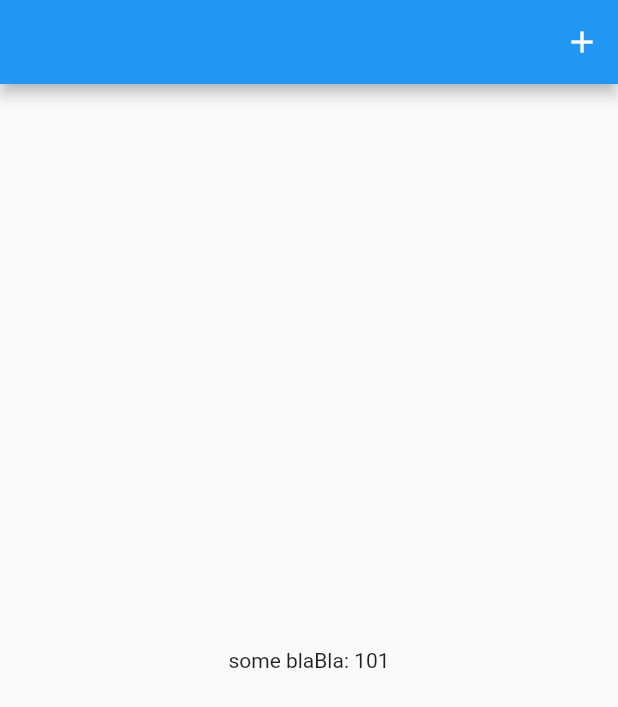
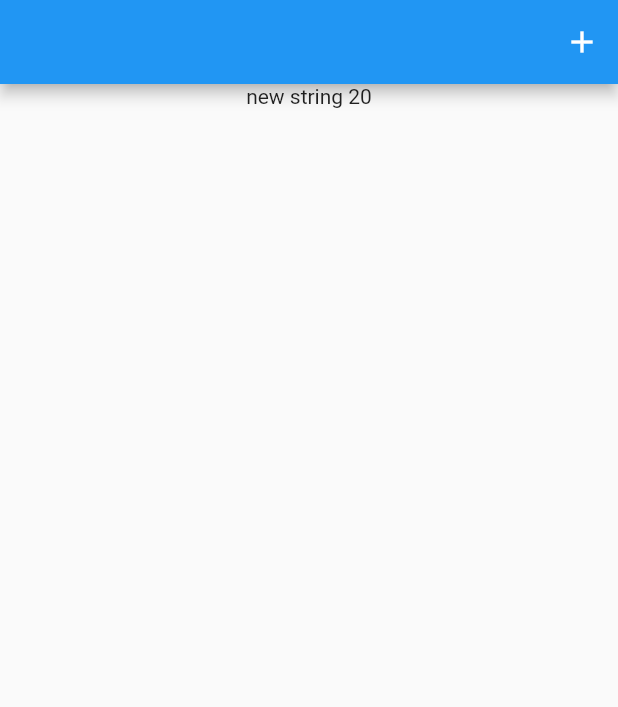
Before and after one commit to francyfre/Riverpod-Last-Stable-Version, a Flutter app: the screen it shows after launch, after a tap on the "add" icon, on a phone screen of 412 x 824 dp. Shown: the top 707 px of the screen. Run offline on Flutter 3.47's test engine with Material 2 defaults, Android fonts, the light colour scheme and no system bars; our stand-ins replace flutter_riverpod.

Commit message:
Flutter Riverpod - StateNotifierProvider (part 7)

```diff
--- a/lib/main.dart
+++ b/lib/main.dart
@@ -1,60 +1,56 @@
+import 'dart:math';
+
 import 'package:flutter/material.dart';
 import 'package:flutter_riverpod/flutter_riverpod.dart';
 
-// videoLesson: https://www.youtube.com/watch?v=eT53Ht4r94k&list=PLzaGtnxLcM7HYt-MhMZ-j0Bmeo4RqPHoS&index=5
+// videoLesson: https://www.youtube.com/watch?v=2kP-2t3_taE&list=PLzaGtnxLcM7HYt-MhMZ-j0Bmeo4RqPHoS&index=7
 void main() {
   runApp(
-    const ProviderScope(
+    ProviderScope(
       child: MyApp(),
     ),
   );
 }
 
-// Provider have no state! is much simpler
-final myProvider = StateProvider((ref) => 100);
+class myNotifier extends StateNotifier<List<String>> {
+  myNotifier() : super([]); // initial value
 
-class MyApp extends ConsumerStatefulWidget {
-  final a = 22;
-  const MyApp({Key? key}) : super(key: key);
+  void add(String stringToAdd) {
+    state = [...state, stringToAdd];
+    // state = [oldState, newState];
+  }
+}
+
+// Provider
+final myProvider = StateNotifierProvider((ref) => myNotifier());
+
+class MyApp extends ConsumerWidget {
+  MyApp({Key? key}) : super(key: key);
+
+  Random random = Random();
 
   @override
-  ConsumerState<MyApp> createState() => _MyAppState();
-}
-
-class _MyAppState extends ConsumerState<MyApp> {
-  @override
-  void initState() {
-    widget.a;
-    //ref.watch();
-    super.initState();
-  }
-
-  @override
-  void dispose() {
-    super.dispose();
-  }
-
-  @override
-  Widget build(
-    BuildContext context,
-  ) {
-    //int myValue = ref.watch(myProvider); // access to the state
-    int myValue = ref.watch(myProvider); // access to the state
-
+  Widget build(BuildContext context, WidgetRef ref) {
+    final listOfString = ref.watch(myProvider) as List;
     return MaterialApp(
       debugShowCheckedModeBanner: false,
       home: Scaffold(
         body: Center(
-          child: Text("some blaBla: $myValue"),
+          child: Column(
+              children: //listOfString.map((string) => Text(string)).toList(),
+                  [
+                ...listOfString.map((string) => Text(string)),
+              ]),
         ),
         appBar: AppBar(
           actions: [
             IconButton(
               icon: const Icon(Icons.add),
               onPressed: () {
-                // change state
-                //ref.read(myProvider.notifier).state++;
-                ref.read(myProvider.state).state++;
+                // change status
+                ref
+                    .read(myProvider.notifier)
+                    .add('new string ${random.nextInt(100)}');
               },
             ),
           ],
```
Also changed, not shown: 1 other file.
